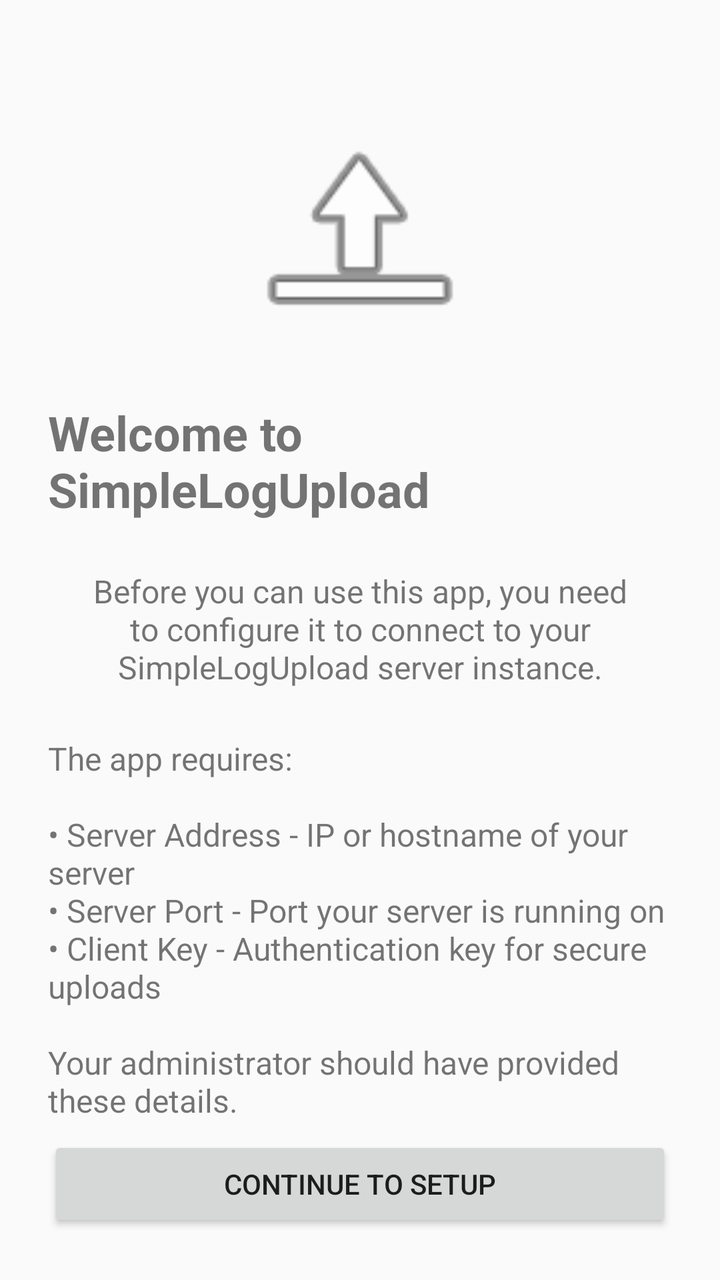
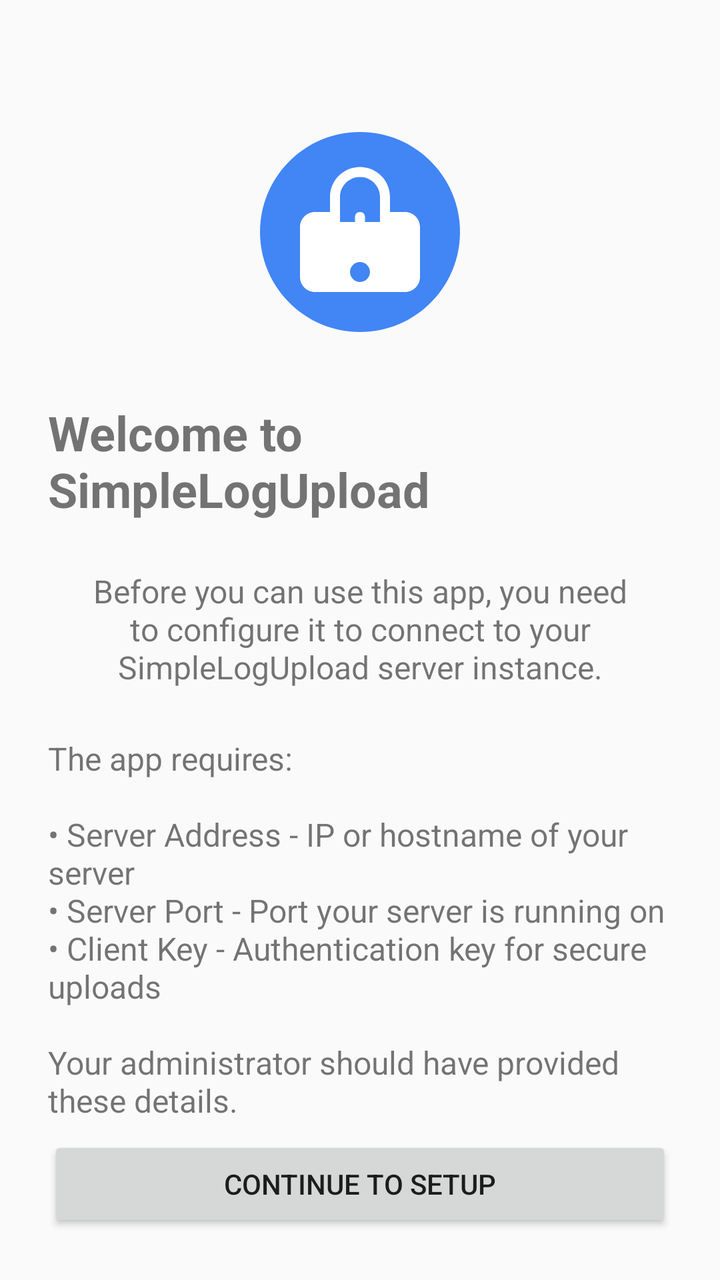

The first picture is an Android layout as it rendered before a commit; the second is the same layout after the commit. The layout source and the unified diff follow.
<!-- AndroidManifest.xml: activity theme Theme.AppCompat.Light.NoActionBar -->
<!-- res/layout/activity_welcome.xml -->
<?xml version="1.0" encoding="utf-8"?>
<androidx.constraintlayout.widget.ConstraintLayout xmlns:android="http://schemas.android.com/apk/res/android"
    xmlns:app="http://schemas.android.com/apk/res-auto"
    android:layout_width="match_parent"
    android:layout_height="match_parent"
    android:padding="24dp">

    <ImageView
        android:id="@+id/logoImage"
        android:layout_width="120dp"
        android:layout_height="120dp"
        android:layout_marginTop="32dp"
        android:src="@android:drawable/ic_menu_upload"
        app:layout_constraintEnd_toEndOf="parent"
        app:layout_constraintStart_toStartOf="parent"
        app:layout_constraintTop_toTopOf="parent" />

    <TextView
        android:id="@+id/welcomeTitle"
        android:layout_width="wrap_content"
        android:layout_height="wrap_content"
        android:layout_marginTop="24dp"
        android:text="Welcome to SimpleLogUpload"
        android:textSize="24sp"
        android:textStyle="bold"
        app:layout_constraintEnd_toEndOf="parent"
        app:layout_constraintStart_toStartOf="parent"
        app:layout_constraintTop_toBottomOf="@+id/logoImage" />

    <TextView
        android:id="@+id/welcomeDescription"
        android:layout_width="match_parent"
        android:layout_height="wrap_content"
        android:layout_marginTop="24dp"
        android:text="Before you can use this app, you need to configure it to connect to your SimpleLogUpload server instance."
        android:textAlignment="center"
        android:textSize="16sp"
        app:layout_constraintEnd_toEndOf="parent"
        app:layout_constraintStart_toStartOf="parent"
        app:layout_constraintTop_toBottomOf="@+id/welcomeTitle" />

    <TextView
        android:id="@+id/welcomeDetails"
        android:layout_width="match_parent"
        android:layout_height="wrap_content"
        android:layout_marginTop="24dp"
        android:text="The app requires:\n\n• Server Address - IP or hostname of your server\n• Server Port - Port your server is running on\n• Client Key - Authentication key for secure uploads\n\nYour administrator should have provided these details."
        android:textSize="16sp"
        app:layout_constraintEnd_toEndOf="parent"
        app:layout_constraintStart_toStartOf="parent"
        app:layout_constraintTop_toBottomOf="@+id/welcomeDescription" />

    <Button
        android:id="@+id/nextButton"
        android:layout_width="match_parent"
        android:layout_height="wrap_content"
        android:layout_marginTop="32dp"
        android:text="Continue to Setup"
        android:padding="12dp"
        app:layout_constraintBottom_toBottomOf="parent"
        app:layout_constraintEnd_toEndOf="parent"
        app:layout_constraintStart_toStartOf="parent" />

</androidx.constraintlayout.widget.ConstraintLayout>
<!-- resources referenced by this layout -->
<resources>

</resources>

<!-- the commit's change to res/layout/activity_welcome.xml (unified diff, before → after) -->
@@ -10,7 +10,8 @@
         android:layout_width="120dp"
         android:layout_height="120dp"
         android:layout_marginTop="32dp"
-        android:src="@android:drawable/ic_menu_upload"
+        android:src="@drawable/ic_app_icon"
+        android:contentDescription="SimpleLogUpload logo"
         app:layout_constraintEnd_toEndOf="parent"
         app:layout_constraintStart_toStartOf="parent"
         app:layout_constraintTop_toTopOf="parent" />
<!-- resource entries referenced after the edit -->
@@ -1,5 +1,30 @@
 <!-- resources referenced by this layout -->
 <resources>
-
+  <!-- drawable ic_app_icon (drawable) -->
+  <?xml version="1.0" encoding="utf-8"?>
+  <vector xmlns:android="http://schemas.android.com/apk/res/android"
+      android:width="24dp"
+      android:height="24dp"
+      android:viewportWidth="24"
+      android:viewportHeight="24">
+      
+      
+      <path
+          android:fillColor="#4285F4"
+          android:pathData="M12,2C6.48,2 2,6.48 2,12s4.48,10 10,10s10,-4.48 10,-10S17.52,2 12,2z"/>
+      
+      
+      <path
+          android:fillColor="#FFFFFF"
+          android:pathData="M16.5,10h-1.5v-1.5c0,-1.66 -1.34,-3 -3,-3s-3,1.34 -3,3v1.5h-1.5c-0.83,0 -1.5,0.67 -1.5,1.5v5c0,0.83 0.67,1.5 1.5,1.5h9c0.83,0 1.5,-0.67 1.5,-1.5v-5c0,-0.83 -0.67,-1.5 -1.5,-1.5zM12,17c-0.55,0 -1,-0.45 -1,-1s0.45,-1 1,-1s1,0.45 1,1s-0.45,1 -1,1zM14,11h-4v-2.5c0,-1.1 0.9,-2 2,-2s2,0.9 2,2v2.5z"/>
+      
+      
+      <path
+          android:fillColor="#FFFFFF"
+          android:pathData="M12,14L12,14c-0.3,0 -0.5,-0.2 -0.5,-0.5v-3c0,-0.3 0.2,-0.5 0.5,-0.5l0,0c0.3,0 0.5,0.2 0.5,0.5v3c0,0.3 -0.2,0.5 -0.5,0.5z"/>
+      <path
+          android:fillColor="#FFFFFF"
+          android:pathData="M13.5,12.5l-1.5,-1.5l-1.5,1.5"/>
+  </vector>
 </resources>
 
